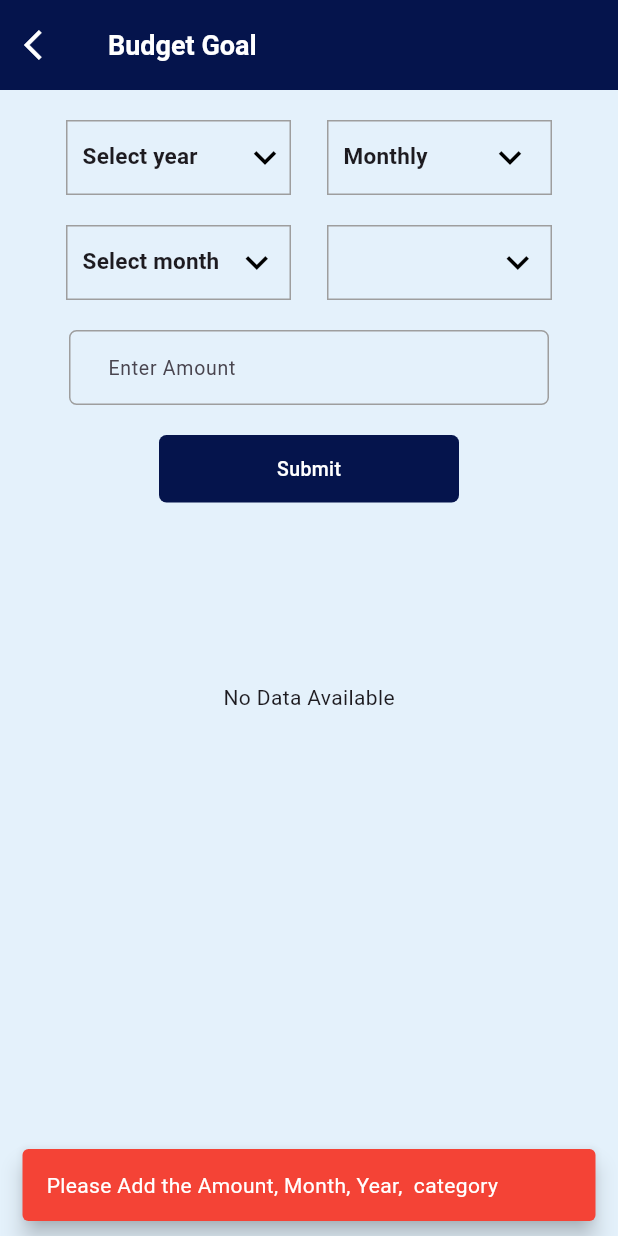
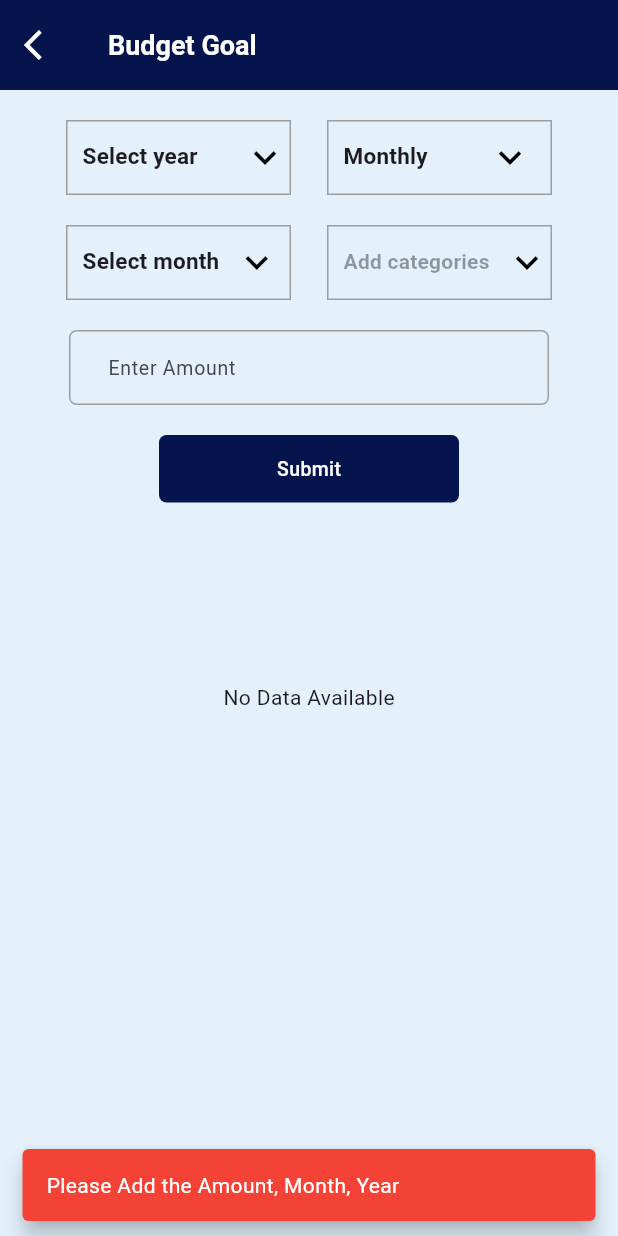
Before and after one commit to AthiraaAthi/project_way, a Flutter app: the BudgetGoalScreen screen opened directly, after a tap on "Submit", on a phone screen of 412 x 824 dp. Run offline on Flutter 3.47's test engine with Material 3 defaults, Android fonts, the phone set to English and light mode, and no system bars; our stand-ins replace carousel_slider, easy_localization, fl_chart, flutter_toggle_tab, pinput, sqflite and 2 more; accounts and stored records are empty.

Commit message:
modified the budget goal screen

```diff
--- a/lib/view/budget_goal/budget_goal_screen.dart
+++ b/lib/view/budget_goal/budget_goal_screen.dart
@@ -88,8 +88,6 @@ class _BudgetGoalScreenState extends State<BudgetGoalScreen> {
   int? editingIndex;
   String categorydropdownValue = '';
   String selectedCategory = '';
-  String? selectedMonthlyCategory = 'categoryscreen.addCategory'.tr();
-  String? selectedWeeklyCategory = 'categoryscreen.addCategory'.tr();
   @override
   void initState() {
     super.initState();
@@ -332,20 +330,10 @@ class _BudgetGoalScreenState extends State<BudgetGoalScreen> {
                                 bool categoriesAvailable =
                                     categoryProvider.categories.isNotEmpty;
                                 // Set the initial dropdown value
-                                // String categorydropdownValue =
-                                //     categoriesAvailable
-                                //         ? categoryProvider.categories[0].title
-                                //         : 'No categories available';
-                                List<String> dropdownItems = [
-                                  'Select Category'
-                                ];
-                                if (categoriesAvailable) {
-                                  dropdownItems.addAll(categoryProvider
-                                      .categories
-                                      .map((category) => category.title));
-                                } else {
-                                  dropdownItems.add("Add categories");
-                                }
+                                String categorydropdownValue =
+                                    categoriesAvailable
+                                        ? categoryProvider.categories[0].title
+                                        : 'No categories available';
 
                                 return DropdownButton<String>(
                                   icon: const Icon(
@@ -354,40 +342,59 @@ class _BudgetGoalScreenState extends State<BudgetGoalScreen> {
                                     size: 30,
                                   ),
                                   underline: Container(),
-                                  value: selectedMonthlyCategory,
-                                  items: dropdownItems
+                                  value: selectedCategory,
+                                  items: categoriesAvailable
+                                      ? categoryProvider.categories
                                           .map<DropdownMenuItem<String>>(
-                                          (String value) {
+                                              (category) {
                                           return DropdownMenuItem<String>(
-                                      value: value,
-                                      child: Padding(
-                                        padding: const EdgeInsets.all(8.0),
-                                        child: Text(
-                                          value,
+                                            value: category.title,
+                                            child: Padding(
+                                              padding: const EdgeInsets.only(
+                                                  right: 40, left: 10),
+                                              child: Text(
+                                                category.title,
                                                 style: const TextStyle(
                                                   fontWeight: FontWeight.bold,
-                                            fontSize: 13,
-                                          ),
-                                        ),
-                                      ),
-                                    );
-                                  }).toList(),
-
-                                  onChanged: (String? value) {
-                                    if (value == 'Select Category') {
+                                                  fontSize: 15,
+                                                ),
+                                              ),
+                                            ),
+                                          );
+                                        }).toList()
+                                      : [
+                                          DropdownMenuItem<String>(
+                                            value: 'Add categories',
+                                            child: Padding(
+                                              padding: const EdgeInsets.all(10),
+                                              child: InkWell(
+                                                onTap: () {
                                                   Navigator.push(
                                                       context,
                                                       MaterialPageRoute(
                                                         builder: (context) =>
                                                             const CategoriesScreen(),
-                                        ),
-                                      );
-                                    } else {
-                                      setState(() {
-                                        selectedMonthlyCategory = value;
-                                      });
-                                    }
-                                  }, // Disable the dropdown if no categories are available
+                                                      ));
+                                                },
+                                                child: const Text(
+                                                  'Add categories',
+                                                  style: TextStyle(
+                                                    fontWeight: FontWeight.bold,
+                                                    fontSize: 14,
+                                                  ),
+                                                ),
+                                              ),
+                                            ),
+                                          ),
+                                        ],
+                                  onChanged: categoriesAvailable
+                                      ? (String? value) {
+                                          setState(() {
+                                            categorydropdownValue = value!;
+                                            selectedCategory = value;
+                                          });
+                                        }
+                                      : null, // Disable the dropdown if no categories are available
                                 );
                               },
                             ),
@@ -462,16 +469,9 @@ class _BudgetGoalScreenState extends State<BudgetGoalScreen> {
                               bool categoriesAvailable =
                                   categoryProvider.categories.isNotEmpty;
                               // Set the initial dropdown value
-                              // String categorydropdownValue = categoriesAvailable
-                              //     ? categoryProvider.categories[0].title
-                              //     : 'Add categories';
-                              List<String> dropdownItems = ['Select Category'];
-                              if (categoriesAvailable) {
-                                dropdownItems.addAll(categoryProvider.categories
-                                    .map((category) => category.title));
-                              } else {
-                                dropdownItems.add("Add categories");
-                              }
+                              String categorydropdownValue = categoriesAvailable
+                                  ? categoryProvider.categories[0].title
+                                  : 'Add categories';
 
                               return DropdownButton<String>(
                                 icon: const Icon(
@@ -480,17 +480,18 @@ class _BudgetGoalScreenState extends State<BudgetGoalScreen> {
                                   size: 30,
                                 ),
                                 underline: Container(),
-                                value: selectedWeeklyCategory,
-                                items: dropdownItems
+                                value: selectedCategory,
+                                items: categoriesAvailable
+                                    ? categoryProvider.categories
                                         .map<DropdownMenuItem<String>>(
-                                        (String value) {
+                                            (category) {
                                         return DropdownMenuItem<String>(
-                                    value: value,
+                                          value: category.title,
                                           child: Padding(
                                             padding: const EdgeInsets.only(
                                                 right: 150, left: 10),
                                             child: Text(
-                                        value,
+                                              category.title,
                                               style: const TextStyle(
                                                 fontWeight: FontWeight.bold,
                                                 fontSize: 15,
@@ -498,22 +499,40 @@ class _BudgetGoalScreenState extends State<BudgetGoalScreen> {
                                             ),
                                           ),
                                         );
-                                }).toList(),
-                                onChanged: (String? value) {
-                                  if (value == 'Select Category') {
+                                      }).toList()
+                                    : [
+                                        DropdownMenuItem<String>(
+                                          value: 'Add categories',
+                                          child: Padding(
+                                            padding: const EdgeInsets.all(10),
+                                            child: InkWell(
+                                              onTap: () {
                                                 Navigator.push(
                                                     context,
                                                     MaterialPageRoute(
                                                       builder: (context) =>
                                                           const CategoriesScreen(),
-                                      ),
-                                    );
-                                  } else {
-                                    setState(() {
-                                      selectedWeeklyCategory = value;
-                                    });
-                                  }
-                                },
+                                                    ));
+                                              },
+                                              child: const Text(
+                                                'Add categories',
+                                                style: TextStyle(
+                                                  fontWeight: FontWeight.bold,
+                                                  fontSize: 15,
+                                                ),
+                                              ),
+                                            ),
+                                          ),
+                                        ),
+                                      ],
+                                onChanged: categoriesAvailable
+                                    ? (String? value) {
+                                        setState(() {
+                                          categorydropdownValue = value!;
+                                          selectedCategory = value;
+                                        });
+                                      }
+                                    : null, // Disable the dropdown if no categories are available
                               );
                             },
                           ) //ADDED CATEGORY SCREEN ADDED CATEGORIES DISPLAY ON BUDGET GOAL SCREEN
@@ -596,10 +615,9 @@ class _BudgetGoalScreenState extends State<BudgetGoalScreen> {
                             if (dropDownValue ==
                                 "budget_goal_screen.dropdowns.year_selection"
                                     .tr()) {
-                              monthMessage += ' Year, ';
-                            }
-                            if (selectedMonthlyCategory ==
-                                'categoryscreen.addCategory'.tr()) {
+                              monthMessage += ' Year';
+                            }
+                            if (selectedCategory == "") {
                               monthMessage += ' category';
                             }
                             if (monthMessage.isNotEmpty) {
@@ -643,8 +661,7 @@ class _BudgetGoalScreenState extends State<BudgetGoalScreen> {
                             if (endDate.isEmpty) {
                               weekMessage += 'End Date';
                             }
-                            if (selectedWeeklyCategory ==
-                                'categoryscreen.addCategory'.tr()) {
+                            if (selectedCategory == null) {
                               weekMessage += ' Category';
                             }
                             if (weekMessage.isNotEmpty) {
```
Lines whose indentation alone changed are shown as unchanged.
